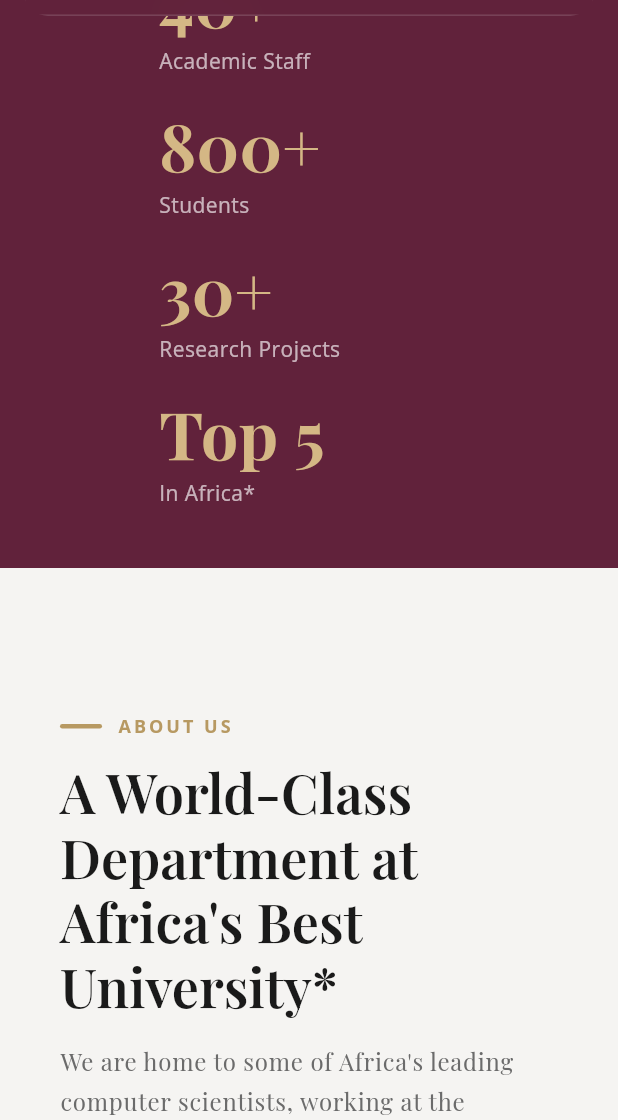
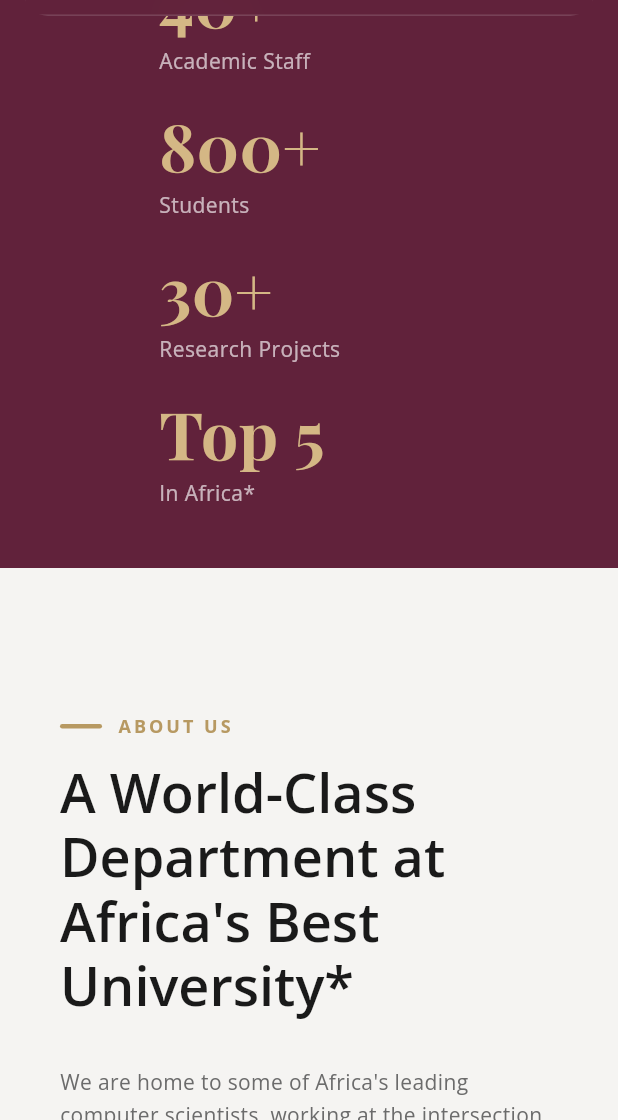
Before and after one commit to Stephthemaker/hackathon, a Flutter app: the screen it shows after launch, scrolled down 576 dp, on a phone screen of 412 x 824 dp, the part 116-1236 px from its top. Run offline on Flutter 3.47's test engine with Material 3 defaults, Android fonts, the phone set to English and light mode, and no system bars; drawn by our look-alikes of flutter_animate; our stand-ins replace flutter_svg, go_router, google_fonts, visibility_detector; missing offline and left inert: dart:html, dart:ui_web.

Commit message:
Smaller text assigned to Opensans font

```diff
--- a/lib/pages/home_page.dart
+++ b/lib/pages/home_page.dart
@@ -347,18 +347,21 @@ class _AboutText extends StatelessWidget {
         const SectionHeading(
           label: 'About Us',
           title: 'A World-Class Department at Africa\'s Best University*',
-          subtitle:
-              'We are home to some of Africa\'s leading computer scientists, working at the intersection of theory, systems, AI, and societal impact.',
+        ),
+        const SizedBox(height: 32),
+        Text(
+          'We are home to some of Africa\'s leading computer scientists, working at the intersection of theory, systems, AI, and societal impact.',
+          style: Theme.of(context).textTheme.bodyMedium,
         ),
         const SizedBox(height: 32),
         Text(
           'The Department of Computer Science at Stellenbosch University has a proud tradition of rigorous academic training and pioneering research. Founded with a mission to advance the science and engineering of computing, the department today offers comprehensive undergraduate and postgraduate programmes that prepare graduates for careers in academia, industry, and public service across Africa and globally.',
-          style: Theme.of(context).textTheme.bodyLarge,
+          style: Theme.of(context).textTheme.bodyMedium,
         ),
         const SizedBox(height: 20),
         Text(
           'Our researchers contribute to a broad range of fields — from machine learning and theoretical computer science to bioinformatics, information security, and human-computer interaction. Collaboration with international universities, research councils, and industry partners keeps our work at the cutting edge.',
-          style: Theme.of(context).textTheme.bodyLarge,
+          style: Theme.of(context).textTheme.bodyMedium,
         ),
         const SizedBox(height: 32),
         SelectionContainer.disabled(
--- a/lib/pages/resources_page.dart
+++ b/lib/pages/resources_page.dart
@@ -4,7 +4,6 @@ import 'package:url_launcher/url_launcher.dart';
 import '../theme/app_theme.dart';
 import '../ui/widgets/hover_card.dart';
 import '../ui/widgets/section_heading.dart';
-import '../ui/widgets/animated_section.dart';
 
 class ResourcesPage extends StatefulWidget {
   const ResourcesPage({super.key});
--- a/lib/theme/app_theme.dart
+++ b/lib/theme/app_theme.dart
@@ -16,7 +16,7 @@ class AppTheme {
   static const Color darkBg = Color(0xFF0E0608);
 
   static ThemeData get lightTheme {
-    final base = GoogleFonts.playfairDisplayTextTheme();
+    final base = GoogleFonts.openSansTextTheme();
     return ThemeData(
       useMaterial3: true,
       colorScheme: ColorScheme.fromSeed(
@@ -47,7 +47,7 @@ class AppTheme {
           color: textDark,
           height: 1.15,
         ),
-        displaySmall: GoogleFonts.playfairDisplay(
+        displaySmall: GoogleFonts.openSans(
           fontSize: 36,
           fontWeight: FontWeight.w600,
           color: textDark,
@@ -65,7 +65,7 @@ class AppTheme {
           color: textDark,
           height: 1.3,
         ),
-        headlineSmall: GoogleFonts.playfairDisplay(
+        headlineSmall: GoogleFonts.openSans(
           fontSize: 22,
           fontWeight: FontWeight.w600,
           color: textDark,
@@ -86,7 +86,7 @@ class AppTheme {
           color: textDark,
           height: 1.7,
         ),
-        bodyMedium: GoogleFonts.playfairDisplay(
+        bodyMedium: GoogleFonts.openSans(
           fontSize: 14,
           fontWeight: FontWeight.w400,
           color: textMuted,
--- a/lib/ui/widgets/footer.dart
+++ b/lib/ui/widgets/footer.dart
@@ -11,7 +11,7 @@ class SiteFooter extends StatelessWidget {
   @override
   Widget build(BuildContext context) {
     return Container(
-      color: AppTheme.darkBg,
+      color: AppTheme.maroonDark,
       child: Center(
         child: ConstrainedBox(
           constraints: const BoxConstraints(maxWidth: 1200),
```
